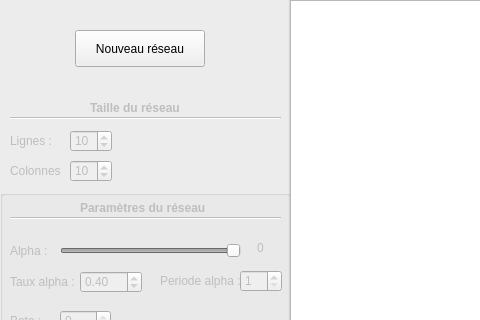
Qt form Projet/PTUT/PTUT.ui (Asord/ProjetSOM) before a commit; both pictures show x 0 to 480 and y 0 to 320 of the 802 by 591 pixel window.
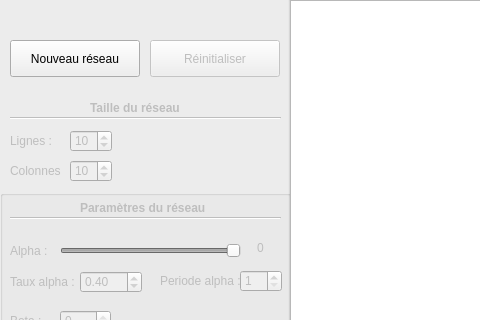
The same form after that commit.

Patch:
```diff
--- a/Projet/PTUT/PTUT.ui
+++ b/Projet/PTUT/PTUT.ui
@@ -28,8 +28,8 @@
    <widget class="QPushButton" name="NouveauRes">
     <property name="geometry">
      <rect>
-      <x>85</x>
-      <y>50</y>
+      <x>20</x>
+      <y>60</y>
       <width>130</width>
       <height>37</height>
      </rect>
@@ -603,6 +603,25 @@
      </property>
     </widget>
    </widget>
+   <widget class="QPushButton" name="Restart">
+    <property name="enabled">
+     <bool>false</bool>
+    </property>
+    <property name="geometry">
+     <rect>
+      <x>160</x>
+      <y>60</y>
+      <width>130</width>
+      <height>37</height>
+     </rect>
+    </property>
+    <property name="styleSheet">
+     <string notr="true"/>
+    </property>
+    <property name="text">
+     <string>Réinitialiser</string>
+    </property>
+   </widget>
   </widget>
   <widget class="QGraphicsView" name="graphicsView">
    <property name="geometry">
```
Left out of the diff: 17 changed lines with no effect on the pictures.
